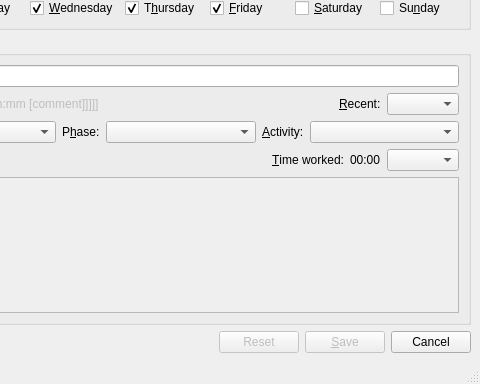
The window that src/pyuac_edit.ui (develer-staff/pyuac) describes before a commit, drawn with Qt 5; both pictures show x 161 to 641 and y 213 to 597 of the 641 by 597 pixel window.
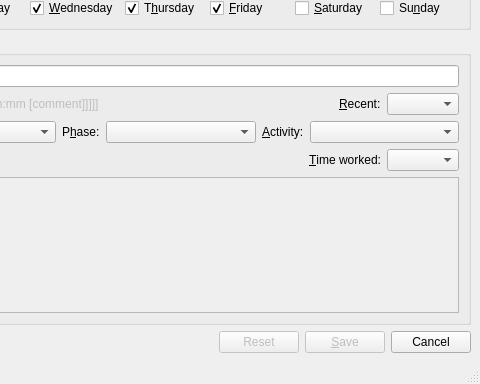
The same window after the commit. Icons and pictures are not drawn.

Commit message: Modificato il design di TimeregWindow.

Patch:
```diff
--- a/src/pyuac_edit.ui
+++ b/src/pyuac_edit.ui
@@ -467,19 +467,6 @@
            </property>
           </widget>
          </item>
-         <item>
-          <widget class="QLabel" name="labelExactTime" >
-           <property name="sizePolicy" >
-            <sizepolicy vsizetype="Preferred" hsizetype="Fixed" >
-             <horstretch>0</horstretch>
-             <verstretch>0</verstretch>
-            </sizepolicy>
-           </property>
-           <property name="text" >
-            <string>00:00</string>
-           </property>
-          </widget>
-         </item>
          <item>
           <widget class="QComboBox" name="comboTimeWorked" />
          </item>
```
Left out of the diff: 2 changed lines with no effect on the pictures. The commit also changes 1 other file.
